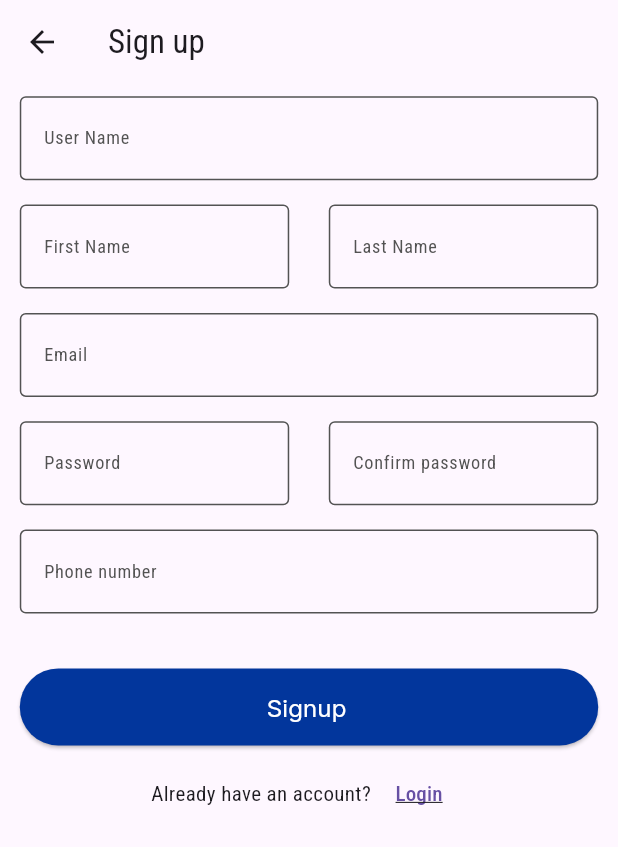
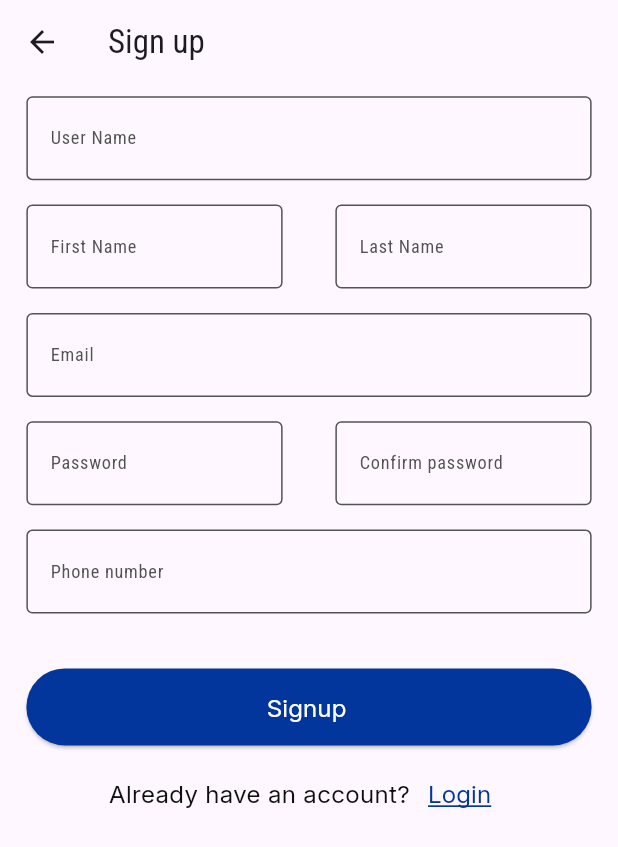
Before and after one commit to Eslam-mahmou/online_exam_app, a Flutter app: the SignUpScreen screen opened by its route, on a phone screen of 412 x 824 dp. Shown: the top 847 px of the screen. Run offline on Flutter 3.47's test engine with Material 3 defaults, Android fonts, the phone set to English and light mode, and no system bars; our stand-ins replace flutter_screenutil.

Commit message:
*Edit UI Login&&SignUp. *Add folders in Layout.

```diff
--- a/lib/core/routes_generator/pages_routes.dart
+++ b/lib/core/routes_generator/pages_routes.dart
@@ -1,4 +1,6 @@
 abstract class PagesRoutes {
   static const String loginScreen="login";
   static const String signUpScreen="signup";
+  static const String layoutScreen = "layout_screen";
+  static const String resetPassword = "reset_password";
 }
--- a/lib/core/routes_generator/routes_generator.dart
+++ b/lib/core/routes_generator/routes_generator.dart
@@ -1,8 +1,9 @@
-import 'package:flutter/cupertino.dart';
 import 'package:flutter/material.dart';
 import 'package:online_exam_app/core/routes_generator/pages_routes.dart';
 import 'package:online_exam_app/presentation/auth/pages/login_screen.dart';
+import 'package:online_exam_app/presentation/auth/pages/reset_password.dart';
 import 'package:online_exam_app/presentation/auth/pages/sign_up_screen.dart';
+import 'package:online_exam_app/presentation/layout/layout.dart';
 
 class RoutesGenerator {
   static Route<dynamic> onGenerateRoute(RouteSettings settings){
@@ -11,6 +12,12 @@ class RoutesGenerator {
         return MaterialPageRoute(builder: (context) => const LoginScreen(),settings: settings);
       case PagesRoutes.signUpScreen :
         return MaterialPageRoute(builder: (context) => const SignUpScreen(),settings: settings);
+      case PagesRoutes.resetPassword:
+        return MaterialPageRoute(
+            builder: (context) => const ResetPassword(), settings: settings);
+      case PagesRoutes.layoutScreen:
+        return MaterialPageRoute(
+            builder: (context) => const LayoutScreen(), settings: settings);
       default :
         return unDefinedRoute();
     }
--- a/lib/core/widget/custom_elevated_button.dart
+++ b/lib/core/widget/custom_elevated_button.dart
@@ -29,7 +29,7 @@ class CustomElevatedButton extends StatelessWidget {
   @override
   Widget build(BuildContext context) {
     return Padding(
-      padding: EdgeInsets.symmetric(horizontal: 12.w, vertical: 8.h),
+      padding: EdgeInsets.symmetric(horizontal: 16.w, vertical: 8.h),
       child: ElevatedButton(
           style: ElevatedButton.styleFrom(
             shape: isStadiumBorder
--- a/lib/core/widget/custom_text_from_field.dart
+++ b/lib/core/widget/custom_text_from_field.dart
@@ -26,7 +26,7 @@ class CustomTextFromField extends StatelessWidget {
   @override
   Widget build(BuildContext context) {
     return Padding(
-      padding: EdgeInsets.symmetric(horizontal: 12.w, vertical: 8.h),
+      padding: EdgeInsets.symmetric(horizontal: 16.w, vertical: 8.h),
       child: TextFormField(
         controller: controller,
         validator: validator,
--- a/lib/main.dart
+++ b/lib/main.dart
@@ -1,6 +1,7 @@
 import 'package:flutter/material.dart';
 import 'package:flutter_screenutil/flutter_screenutil.dart';
 import 'package:online_exam_app/core/routes_generator/pages_routes.dart';
+
 import 'core/routes_generator/routes_generator.dart';
 
 void main() {
@@ -19,7 +20,7 @@ class OnlineExamApp extends StatelessWidget {
       builder: (context, _) =>const MaterialApp(
         debugShowCheckedModeBanner: false,
         onGenerateRoute: RoutesGenerator.onGenerateRoute,
-        initialRoute: PagesRoutes.loginScreen,
+        initialRoute: PagesRoutes.layoutScreen,
       ),
     );
   }
--- a/lib/presentation/auth/pages/sign_up_screen.dart
+++ b/lib/presentation/auth/pages/sign_up_screen.dart
@@ -4,6 +4,9 @@ import 'package:online_exam_app/core/Utils/colors_manager.dart';
 import 'package:online_exam_app/core/widget/custom_elevated_button.dart';
 import 'package:online_exam_app/core/widget/custom_text_from_field.dart';
 import 'package:online_exam_app/core/widget/custom_validate.dart';
+
+import '../../../core/Utils/font_manager.dart';
+import '../../../core/Utils/style_manager.dart';
 
 class SignUpScreen extends StatelessWidget {
   const SignUpScreen({super.key});
@@ -14,7 +17,8 @@ class SignUpScreen extends StatelessWidget {
       appBar: AppBar(
         title: const Text("Sign up"),
       ),
-      body: Column(
+      body: SingleChildScrollView(
+        child: Column(
           children: [
             CustomTextFromField(
               labelText: "User Name",
@@ -68,16 +72,24 @@ class SignUpScreen extends StatelessWidget {
             Row(
               mainAxisAlignment: MainAxisAlignment.center,
               children: [
-              Text("Already have an account?"),
+                Text(
+                  "Already have an account?",
+                  style: getTextStyle(FontSize.s16, FontWeightManager.regular,
+                      ColorsManager.blackColor),
+                ),
                 TextButton(
                   onPressed: () {},
                   child: Text("Login",
-                    style: TextStyle(decoration: TextDecoration.underline)),
+                      style: getTextStyle(FontSize.s16,
+                          FontWeightManager.regular, ColorsManager.primaryColor,
+                          decoration: TextDecoration.underline,
+                          decorationColor: ColorsManager.primaryColor)),
                 ),
               ],
             )
           ],
         ),
+      ),
     );
   }
 }
--- a/lib/presentation/layout/pages/layout.dart
+++ b/lib/presentation/layout/layout.dart
@@ -1,12 +1,11 @@
 import 'package:flutter/material.dart';
-import 'package:flutter_screenutil/flutter_screenutil.dart';
 import 'package:online_exam_app/core/Utils/assets_manager.dart';
 import 'package:online_exam_app/core/Utils/colors_manager.dart';
 import 'package:online_exam_app/core/Utils/font_manager.dart';
 import 'package:online_exam_app/core/Utils/style_manager.dart';
-import 'package:online_exam_app/presentation/layout/pages/profile_tab.dart';
+import 'package:online_exam_app/presentation/layout/pages/profilePage/profile_tab.dart';
 
-import '../widget/custom_bottom_navigation_bar_item.dart';
+import 'widget/custom_bottom_navigation_bar_item.dart';
 
 class LayoutScreen extends StatelessWidget {
   const LayoutScreen({super.key});
```
Also changed, not shown: lib/presentation/auth/pages/login_screen.dart (+12 -8 lines), lib/presentation/layout/pages/profilePage/profile_tab.dart (added, +92 -0 lines), lib/presentation/layout/pages/profile_tab.dart (deleted, +0 -85 lines), lib/presentation/layout/widget/custom_picker_image.dart (+8 -2 lines). Lines whose indentation alone changed are shown as unchanged.
